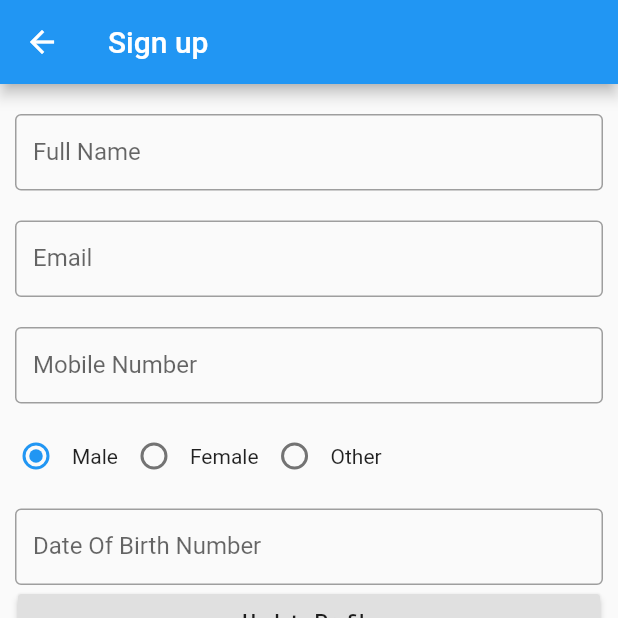
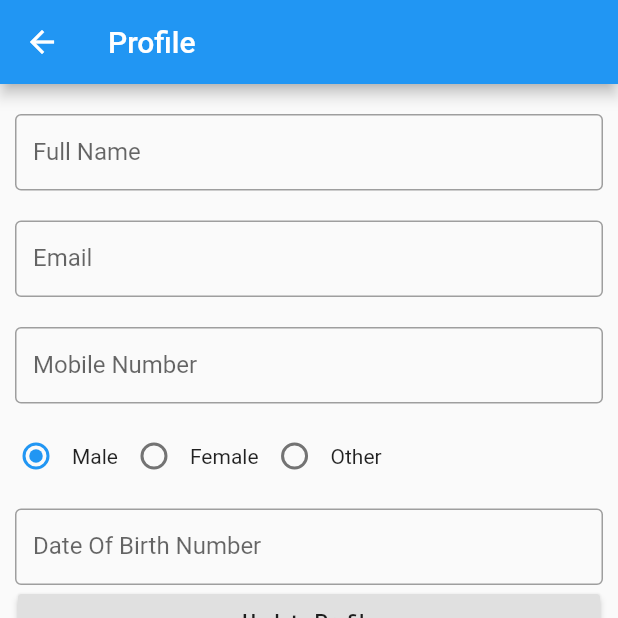
Before and after one commit to Rakesh890/untitled, a Flutter app: the ProfilePage screen opened by its route, on a phone screen of 412 x 824 dp, the top half of it. Run offline on Flutter 3.47's test engine with Material 2 defaults, Android fonts, the phone set to English and light mode, and no system bars; our stand-ins replace get, shared_preferences; accounts and stored records are empty.

```diff
--- a/lib/app/modules/profile_module/profile_page.dart
+++ b/lib/app/modules/profile_module/profile_page.dart
@@ -12,7 +12,7 @@ class ProfilePage extends GetView<ProfileController> {
   @override
   Widget build(BuildContext context) {
     return Scaffold(
-      appBar: AppBar(title: Text('Sign up')),
+      appBar: AppBar(title: Text('Profile')),
       body: Container(
         child: Form(
           key: controller.registerFormKey,
```
Also changed, not shown: lib/app/modules/home_module/home_page.dart (+7 -2 lines).
